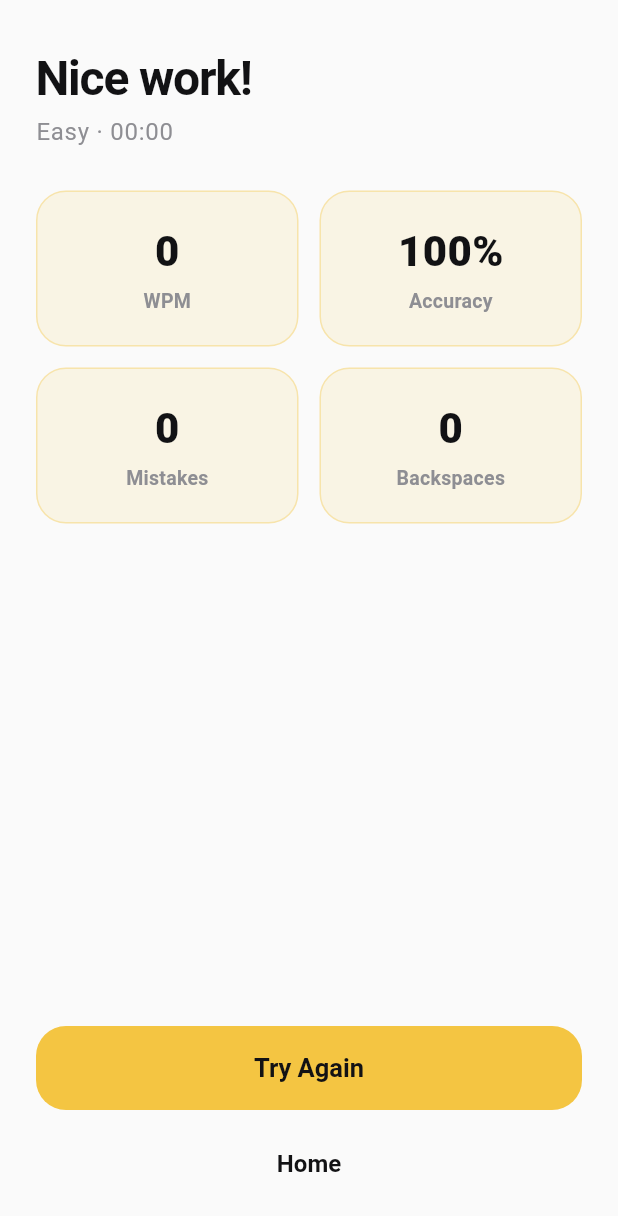
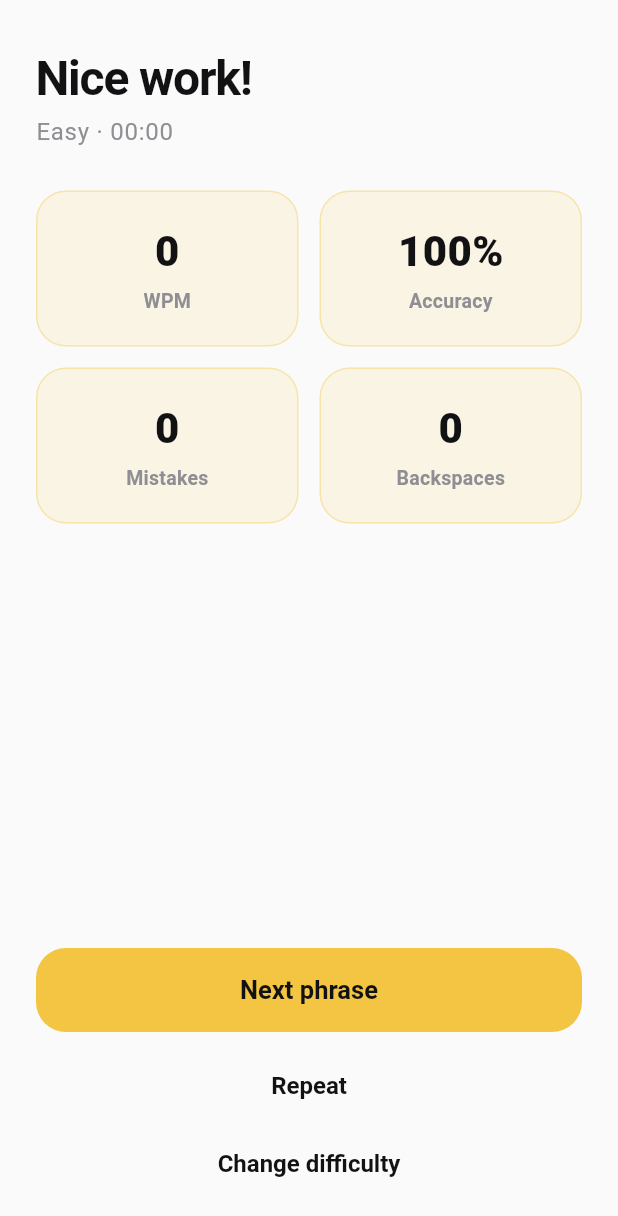
Before and after one commit to Hunterhashi/Thumbs-up-V2, a Flutter app: the ResultScreen screen opened directly with empty values, on a phone screen of 412 x 824 dp. Shown: the top 1216 px of the screen. Run offline on Flutter 3.47's test engine with Material 3 defaults, Android fonts, the phone set to English and light mode, and no system bars.

Commit message:
Split Results screen into Next phrase / Repeat / Change difficulty actions
Lets players quickly retry the same phrase or draw a new one, instead of
only being able to restart with a new phrase or leave to Home.

Co-authored-by: Cursor <cursoragent@cursor.com>

```diff
--- a/thumbs_up/lib/navigation/app_router.dart
+++ b/thumbs_up/lib/navigation/app_router.dart
@@ -41,12 +41,30 @@ class AppRouter {
     );
   }
 
-  /// Starts a fresh Practice run in place of the current one (used by
-  /// "Try again" / "Restart" so the stack doesn't keep growing).
-  static void replacePractice(BuildContext context, Difficulty difficulty) {
+  /// Starts a fresh Practice run with a new phrase, in place of the current
+  /// one (used by Results' "Next phrase" action so the stack doesn't keep
+  /// growing).
+  static void nextPhrase(BuildContext context, Difficulty difficulty) {
     Navigator.of(context).pushReplacement(
       MaterialPageRoute<void>(
         builder: (_) => PracticeScreen(difficulty: difficulty),
+      ),
+    );
+  }
+
+  /// Starts a fresh Practice run with the same [phrase] just completed
+  /// (used by Results' "Repeat" action).
+  static void repeatPhrase(
+    BuildContext context,
+    Difficulty difficulty,
+    String phrase,
+  ) {
+    Navigator.of(context).pushReplacement(
+      MaterialPageRoute<void>(
+        builder: (_) => PracticeScreen(
+          difficulty: difficulty,
+          initialPhrase: phrase,
+        ),
       ),
     );
   }
--- a/thumbs_up/lib/screens/result_screen.dart
+++ b/thumbs_up/lib/screens/result_screen.dart
@@ -76,16 +76,28 @@ class ResultScreen extends StatelessWidget {
                 width: double.infinity,
                 child: ElevatedButton(
                   onPressed: () =>
-                      AppRouter.replacePractice(context, result.difficulty),
-                  child: const Text('Try Again'),
+                      AppRouter.nextPhrase(context, result.difficulty),
+                  child: const Text('Next phrase'),
                 ),
               ),
               const SizedBox(height: 12),
               SizedBox(
                 width: double.infinity,
                 child: TextButton(
+                  onPressed: () => AppRouter.repeatPhrase(
+                    context,
+                    result.difficulty,
+                    result.phrase,
+                  ),
+                  child: const Text('Repeat'),
+                ),
+              ),
+              const SizedBox(height: 4),
+              SizedBox(
+                width: double.infinity,
+                child: TextButton(
                   onPressed: () => AppRouter.toHome(context),
-                  child: const Text('Home'),
+                  child: const Text('Change difficulty'),
                 ),
               ),
               const SizedBox(height: 24),
```
Also changed, not shown: thumbs_up/lib/screens/practice_screen.dart (+12 -2 lines), 1 other file.
